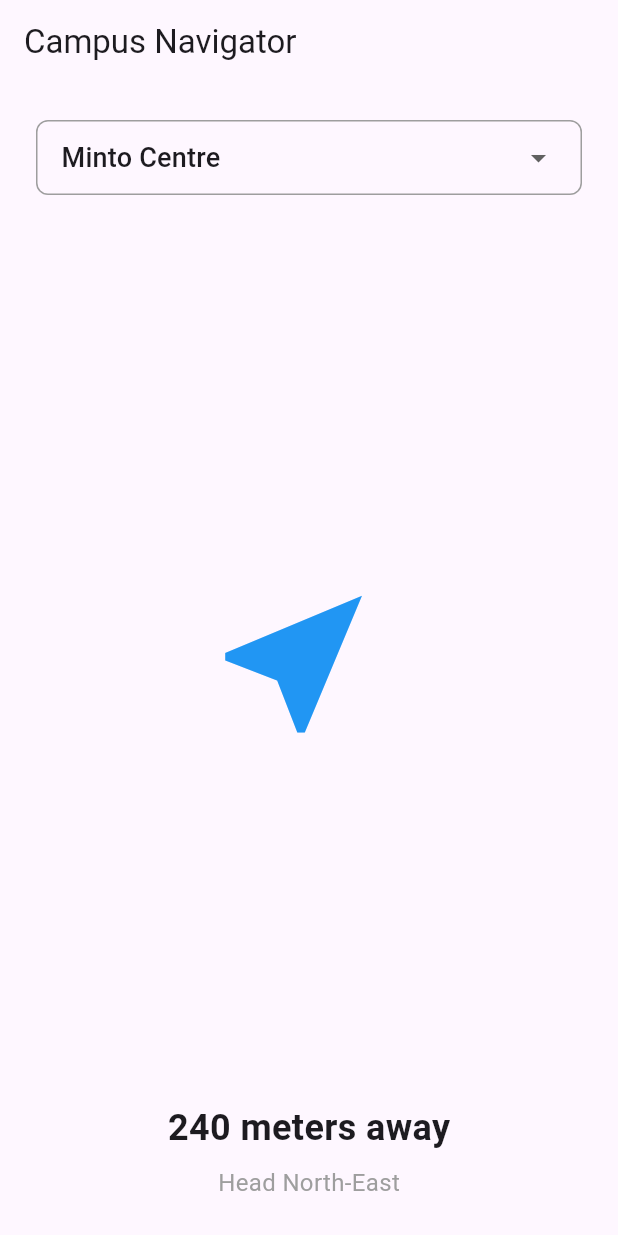
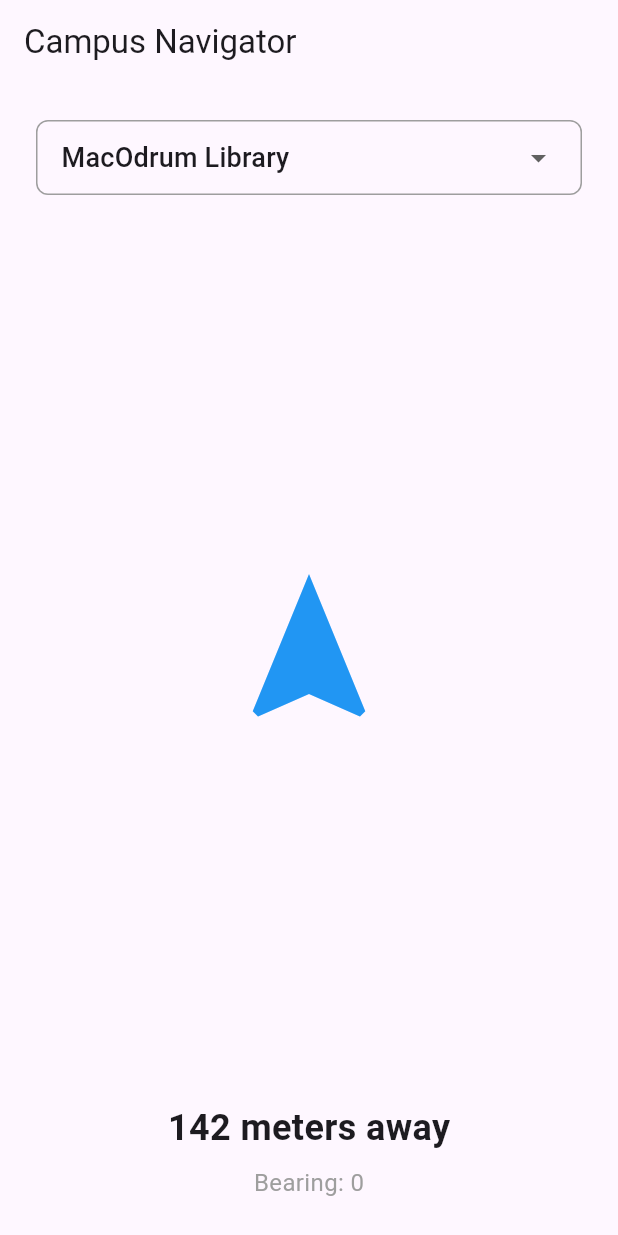
Before and after one commit to Etream/Pathfinders, a Flutter app: the screen it shows after launch, on a phone screen of 412 x 824 dp. Run offline on Flutter 3.47's test engine with Material 3 defaults, Android fonts, the phone set to English and light mode, and no system bars; our stand-ins replace flutter_compass, geolocator.

Commit message:
implimented dom's coordinates to ui
- ui will now update its arrow orientation and distance text to the appropriate building coordinate given sample user coordinates
- will work on implimenting user gps and live updates next

```diff
--- a/pathfinders/lib/ui.dart
+++ b/pathfinders/lib/ui.dart
@@ -1,26 +1,55 @@
 import 'package:flutter/material.dart';
 import 'dart:math' as math;
+import 'campus_data.dart';
 
 class CompassScreen extends StatefulWidget {
-  const CompassScreen({super.key});
+  final double? userLatitude;
+  final double? userLongitude;
+  final double? compassHeading;
+
+  const CompassScreen({
+    super.key,
+    this.userLatitude,
+    this.userLongitude,
+    this.compassHeading,
+  });
 
   @override
   State<CompassScreen> createState() => _CompassScreenState();
 }
 
 class _CompassScreenState extends State<CompassScreen> {
+
   // Mock list of campus buildings for the dropdown
-  final List<String> buildings = [
-    'Minto Centre',
-    'Canal Building',
-    'Azrieli Pavilion',
-    'Herzberg Laboratories',
-  ];
+  final List<String> buildings = campusLocations.keys.toList();
 
-  String? selectedBuilding = 'Minto Centre';
+  String? selectedBuilding = 'MacOdrum Library';
+
+  @override
+  void initState() {
+    super.initState();
+    selectedBuilding = buildings.isNotEmpty ? buildings.first : null;
+  }
 
   @override
   Widget build(BuildContext context) {
+
+    //Fallback values while testing before live GPS/compass are passed in
+    final double lat = widget.userLatitude ?? 45.3827;
+    final double lng = widget.userLongitude ?? -75.6982;
+    final double heading = widget.compassHeading ?? 0.0;
+
+    double distanceMeters = 240.0;
+    double bearingDegrees = 45.0;
+
+    if (selectedBuilding != null) {
+      final metrics = vector(lat, lng, selectedBuilding!);
+      distanceMeters = metrics[0];
+      bearingDegrees = metrics[1];
+    }
+
+    final double arrowAngleRadians = (bearingDegrees - heading) * (math.pi / 180);
+
     return Scaffold(
       appBar: AppBar(
         title: const Text('Campus Navigator'),
@@ -60,7 +89,7 @@ class _CompassScreenState extends State<CompassScreen> {
 
             // Step 3: Spinning Arrow in the Middle (using a test angle)
             Transform.rotate(
-              angle: 45 * (math.pi / 180), // 45 degrees in radians for testing
+              angle: arrowAngleRadians, // 45 degrees in radians for testing
               child: const Icon(
                 Icons.navigation,
                 size: 120,
@@ -69,10 +98,10 @@ class _CompassScreenState extends State<CompassScreen> {
             ),
 
             // Step 4: Distance Text at the Bottom
-            const Column(
+            Column(
               children: [
                 Text(
-                  '240 meters away',
+                  '${distanceMeters.round()} meters away',
                   style: TextStyle(
                     fontSize: 24,
                     fontWeight: FontWeight.bold,
@@ -80,7 +109,7 @@ class _CompassScreenState extends State<CompassScreen> {
                 ),
                 SizedBox(height: 8),
                 Text(
-                  'Head North-East',
+                  'Bearing: ${bearingDegrees.round()}',
                   style: TextStyle(
                     fontSize: 16,
                     color: Colors.grey,
```
